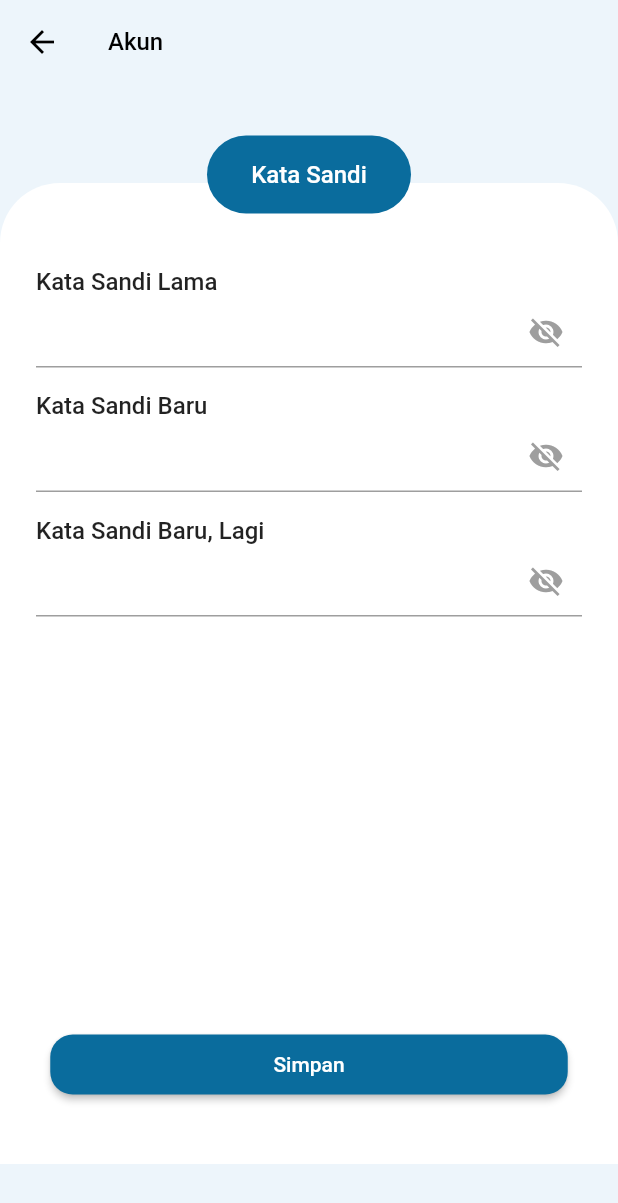
After one commit to vaccination-booking-system/flutter-vaccine-app, a Flutter app: the GantiPasswordScreen screen opened directly, on a phone screen of 412 x 824 dp. The commit adds this screen. Shown: the top 1203 px of the screen. Run offline on Flutter 3.47's test engine with Material 2 defaults, Android fonts, the phone set to English and light mode, and no system bars; our stand-ins replace carousel_slider, dio, fluttertoast, shared_preferences, smooth_page_indicator; accounts and stored records are empty.

Commit message:
Fix Error

```diff
--- /dev/null
+++ b/evizy/lib/screen/profile/ganti_password_screen.dart
@@ -0,0 +1,254 @@
+import 'package:flutter/material.dart';
+import 'package:flutter/src/foundation/key.dart';
+import 'package:flutter/src/widgets/framework.dart';
+
+class GantiPasswordScreen extends StatefulWidget {
+  const GantiPasswordScreen({Key? key}) : super(key: key);
+
+  @override
+  State<GantiPasswordScreen> createState() => _GantiPasswordScreenState();
+}
+
+class _GantiPasswordScreenState extends State<GantiPasswordScreen> {
+  //Global Key untuk Form
+  final _formKey = GlobalKey<FormState>();
+
+  //Controller buat Form
+  final _passwordLamaController = TextEditingController();
+  final _passwordBaruController = TextEditingController();
+  final _confirmPasswordController = TextEditingController();
+
+  //Untuk show dan hidden password
+  bool _passwordVisible = false;
+
+  //Check validasi untuk password
+  final RegExp _passValid = RegExp(r"(?=.*\d)(?=.*[a-z])(?=.*[A-Z])");
+  bool validatePassword(String pass) {
+    String password = pass.trim();
+    if (_passValid.hasMatch(password)) {
+      return true;
+    } else {
+      return false;
+    }
+  }
+
+  @override
+  void dispose() {
+    super.dispose();
+    _passwordLamaController.dispose();
+    _passwordBaruController.dispose();
+    _confirmPasswordController.dispose();
+  }
+
+  @override
+  Widget build(BuildContext context) {
+    return Scaffold(
+      backgroundColor: const Color.fromARGB(255, 237, 245, 251),
+      appBar: AppBar(
+        iconTheme: const IconThemeData(
+          color: Colors.black,
+        ),
+        title: const Text(
+          'Akun',
+          style: TextStyle(
+            color: Colors.black,
+            fontSize: 16,
+            fontWeight: FontWeight.w500,
+          ),
+        ),
+        backgroundColor: Colors.transparent,
+        elevation: 0,
+      ),
+      body: SingleChildScrollView(
+        child: Column(
+          children: [
+            SizedBox(
+              height: MediaQuery.of(context).size.height / 24,
+            ),
+            Stack(
+              children: [
+                Form(
+                  child: Column(
+                    children: [
+                      SizedBox(
+                        height: MediaQuery.of(context).size.height / 26,
+                      ),
+                      Container(
+                        height: MediaQuery.of(context).size.height / 1.26,
+                        width: MediaQuery.of(context).size.width,
+                        decoration: const BoxDecoration(
+                            color: Colors.white,
+                            borderRadius: BorderRadius.only(
+                                topLeft: Radius.circular(40),
+                                topRight: Radius.circular(40))),
+                        child: Column(
+                          crossAxisAlignment: CrossAxisAlignment.start,
+                          children: [
+                            SizedBox(
+                              height: 56,
+                            ),
+                            const Padding(
+                              padding: EdgeInsets.only(left: 24),
+                              child: Text(
+                                'Kata Sandi Lama',
+                                style: TextStyle(
+                                    fontSize: 16, fontWeight: FontWeight.w500),
+                              ),
+                            ),
+                            Padding(
+                              padding:
+                                  const EdgeInsets.only(left: 24, right: 24),
+                              child: TextFormField(
+                                controller: _passwordLamaController,
+                                obscureText: !_passwordVisible,
+                                decoration: InputDecoration(
+                                    suffixIcon: IconButton(
+                                        onPressed: () {
+                                          setState(() {
+                                            _passwordVisible =
+                                                !_passwordVisible;
+                                          });
+                                        },
+                                        icon: Icon(
+                                          _passwordVisible
+                                              ? Icons.visibility
+                                              : Icons.visibility_off,
+                                          color: Colors.grey,
+                                        ))),
+                                validator: (value) {
+                                  if (value!.isEmpty) {
+                                    return ("Masukkan password lama anda");
+                                  }
+                                },
+                              ),
+                            ),
+                            SizedBox(
+                              height: 16,
+                            ),
+                            const Padding(
+                              padding: EdgeInsets.only(left: 24),
+                              child: Text(
+                                'Kata Sandi Baru',
+                                style: TextStyle(
+                                    fontSize: 16, fontWeight: FontWeight.w500),
+                              ),
+                            ),
+                            Padding(
+                              padding:
+                                  const EdgeInsets.only(left: 24, right: 24),
+                              child: TextFormField(
+                                controller: _passwordLamaController,
+                                obscureText: !_passwordVisible,
+                                decoration: InputDecoration(
+                                    suffixIcon: IconButton(
+                                        onPressed: () {
+                                          setState(() {
+                                            _passwordVisible =
+                                                !_passwordVisible;
+                                          });
+                                        },
+                                        icon: Icon(
+                                          _passwordVisible
+                                              ? Icons.visibility
+                                              : Icons.visibility_off,
+                                          color: Colors.grey,
+                                        ))),
+                                validator: (value) {
+                                  if (value!.isEmpty) {
+                                    return ("Masukkan password baru anda");
+                                  }
+                                },
+                              ),
+                            ),
+                            SizedBox(
+                              height: 16,
+                            ),
+                            const Padding(
+                              padding: EdgeInsets.only(left: 24),
+                              child: Text(
+                                'Kata Sandi Baru, Lagi',
+                                style: TextStyle(
+                                    fontSize: 16, fontWeight: FontWeight.w500),
+                              ),
+                            ),
+                            Padding(
+                              padding:
+                                  const EdgeInsets.only(left: 24, right: 24),
+                              child: TextFormField(
+                                controller: _passwordLamaController,
+                                obscureText: !_passwordVisible,
+                                decoration: InputDecoration(
+                                    suffixIcon: IconButton(
+                                        onPressed: () {
+                                          setState(() {
+                                            _passwordVisible =
+                                                !_passwordVisible;
+                                          });
+                                        },
+                                        icon: Icon(
+                                          _passwordVisible
+                                              ? Icons.visibility
+                                              : Icons.visibility_off,
+                                          color: Colors.grey,
+                                        ))),
+                                validator: (value) {
+                                  if (value!.isEmpty) {
+                                    return ("Masukkan password baru anda");
+                                  }
+                                },
+                              ),
+                            ),
+                            SizedBox(
+                              height: MediaQuery.of(context).size.height / 3,
+                            ),
+                            Center(
+                              child: ElevatedButton(
+                                onPressed: () {},
+                                style: ButtonStyle(
+                                    shape: MaterialStateProperty.all<
+                                            RoundedRectangleBorder>(
+                                        RoundedRectangleBorder(
+                                      borderRadius: BorderRadius.circular(15.0),
+                                    )),
+                                    minimumSize: MaterialStateProperty.all(
+                                        const Size(345, 40)),
+                                    backgroundColor: MaterialStateProperty.all(
+                                        const Color.fromARGB(
+                                            255, 10, 108, 157))),
+                                child: const Text('Simpan'),
+                              ),
+                            ),
+                          ],
+                        ),
+                      ),
+                    ],
+                  ),
+                ),
+                Center(
+                  child: Container(
+                    height: 52,
+                    width: 136,
+                    decoration: const BoxDecoration(
+                      borderRadius: BorderRadius.all(Radius.circular(90)),
+                      color: Color.fromARGB(255, 10, 108, 157),
+                    ),
+                    child: const Center(
+                      child: Text(
+                        'Kata Sandi',
+                        style: TextStyle(
+                          fontSize: 16,
+                          fontWeight: FontWeight.w500,
+                          color: Colors.white,
+                        ),
+                      ),
+                    ),
+                  ),
+                ),
+              ],
+            ),
+          ],
+        ),
+      ),
+    );
+  }
+}
--- a/evizy/lib/screen/profile/tentang_kami_screen.dart
+++ b/evizy/lib/screen/profile/tentang_kami_screen.dart
@@ -16,11 +16,9 @@ class _TentangKamiScreenState extends State<TentangKamiScreen> {
         headerValue: 'Deskripsi Aplikasi',
         isExpanded: true),
     ExpansionPanelModel(
-        expandedValue: 'No Content', headerValue: 'Cara Kerja Aplikasi'),
+        expandedValue: 'Evizy@gmail.com', headerValue: 'Kontak Kami'),
     ExpansionPanelModel(
-        expandedValue: 'No Content', headerValue: 'Kontak Kami'),
-    ExpansionPanelModel(
-        expandedValue: 'No Content', headerValue: 'Versi Aplikasi'),
+        expandedValue: 'V 1.0.0', headerValue: 'Versi Aplikasi'),
   ];
 
   @override
```
Also changed, not shown: evizy/lib/screen/home/home_screen.dart (+10 -5 lines), evizy/lib/screen/profile/account_screen.dart (+11 -1 lines), evizy/lib/screen/profile/dashboard_screen.dart (+79 -3 lines), evizy/lib/screen/profile/faq_screen.dart (+5 -6 lines), evizy/assets/images/landing.png (added).
